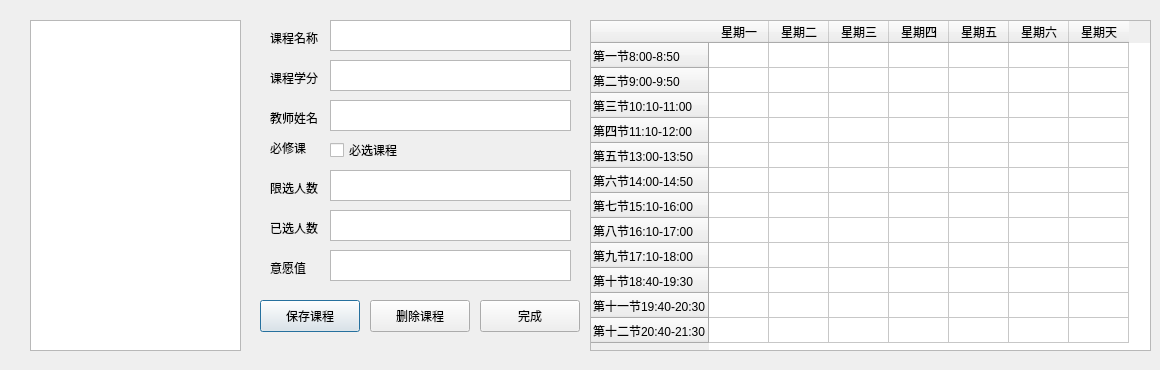
Above: modifycourse.ui from jiangruizhang/EasyElective before the change. Below: the same form after it.
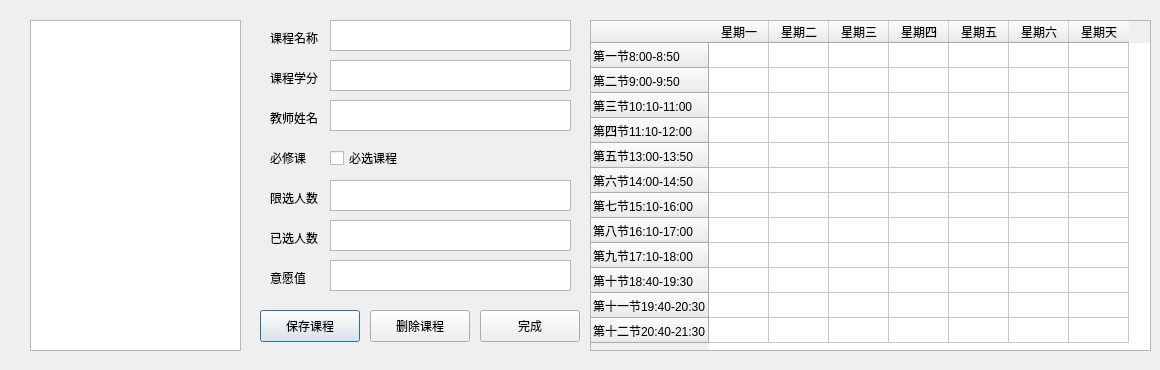
That is the form after the change.

Diff of the .ui file:
```diff
--- a/modifycourse.ui
+++ b/modifycourse.ui
@@ -27,7 +27,7 @@
    <property name="geometry">
     <rect>
      <x>330</x>
-     <y>140</y>
+     <y>148</y>
      <width>85</width>
      <height>20</height>
     </rect>
@@ -53,7 +53,7 @@
    <property name="geometry">
     <rect>
      <x>270</x>
-     <y>180</y>
+     <y>190</y>
      <width>58</width>
      <height>16</height>
     </rect>
@@ -66,7 +66,7 @@
    <property name="geometry">
     <rect>
      <x>330</x>
-     <y>250</y>
+     <y>260</y>
      <width>241</width>
      <height>31</height>
     </rect>
@@ -76,7 +76,7 @@
    <property name="geometry">
     <rect>
      <x>330</x>
-     <y>170</y>
+     <y>180</y>
      <width>241</width>
      <height>31</height>
     </rect>
@@ -119,7 +119,7 @@
    <property name="geometry">
     <rect>
      <x>270</x>
-     <y>140</y>
+     <y>150</y>
      <width>58</width>
      <height>16</height>
     </rect>
@@ -132,17 +132,17 @@
    <property name="geometry">
     <rect>
      <x>330</x>
-     <y>210</y>
-     <width>241</width>
-     <height>31</height>
-    </rect>
-   </property>
-  </widget>
-  <widget class="QLabel" name="label_5">
-   <property name="geometry">
-    <rect>
-     <x>270</x>
      <y>220</y>
+     <width>241</width>
+     <height>31</height>
+    </rect>
+   </property>
+  </widget>
+  <widget class="QLabel" name="label_5">
+   <property name="geometry">
+    <rect>
+     <x>270</x>
+     <y>230</y>
      <width>58</width>
      <height>16</height>
     </rect>
@@ -155,7 +155,7 @@
    <property name="geometry">
     <rect>
      <x>270</x>
-     <y>260</y>
+     <y>270</y>
      <width>58</width>
      <height>16</height>
     </rect>
@@ -311,7 +311,7 @@
    <property name="geometry">
     <rect>
      <x>260</x>
-     <y>300</y>
+     <y>310</y>
      <width>100</width>
      <height>32</height>
     </rect>
@@ -324,7 +324,7 @@
    <property name="geometry">
     <rect>
      <x>370</x>
-     <y>300</y>
+     <y>310</y>
      <width>100</width>
      <height>32</height>
     </rect>
@@ -337,7 +337,7 @@
    <property name="geometry">
     <rect>
      <x>480</x>
-     <y>300</y>
+     <y>310</y>
      <width>100</width>
      <height>32</height>
     </rect>
```
Left out of the diff: 2 changed lines with no effect on the pictures.
